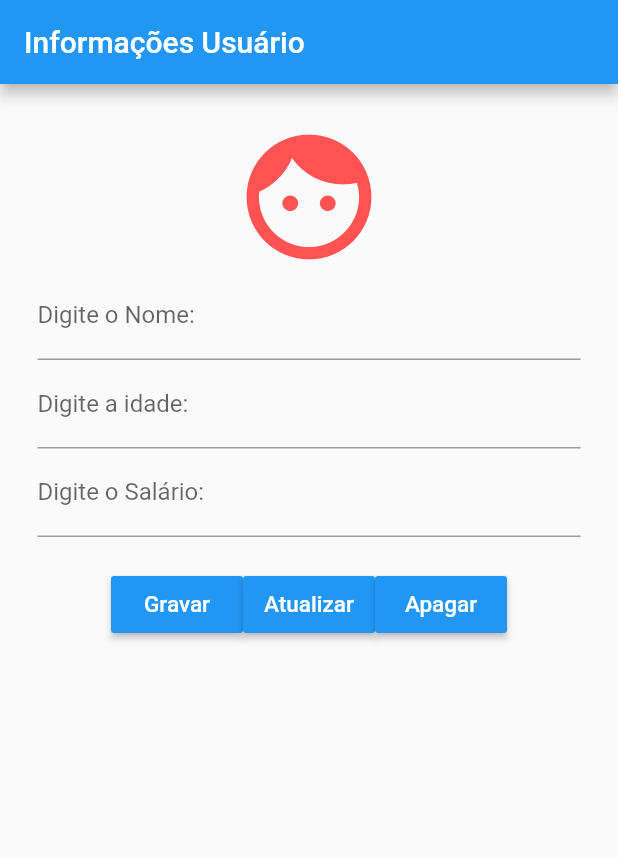
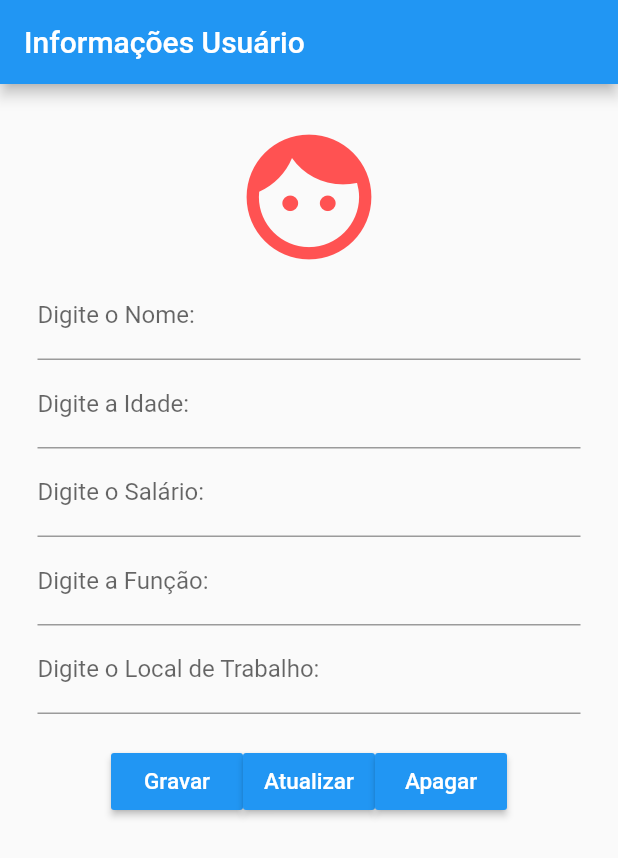
Before and after one commit to SebastiaoRegiSilva/App-Shared, a Flutter app: the screen it shows after launch, after a tap on "Apagar", on a phone screen of 412 x 824 dp. Shown: the top 858 px of the screen. Run offline on Flutter 3.47's test engine with Material 2 defaults, Android fonts, the phone set to English and light mode, and no system bars; our stand-ins replace shared_preferences.

```diff
--- a/lib/main.dart
+++ b/lib/main.dart
@@ -32,34 +32,39 @@ class _HomeState extends State<Home> {
   _atualizar() async {
     var preferencias = await SharedPreferences.getInstance();
     setState(() {
+      // Nome
       if (preferencias.getString("nome") == null) {
         _controlerNome.text = "";
       } else {
         _controlerNome.text = preferencias.getString("nome");
       }
 
+      // Idade.
       if (preferencias.getInt("idade") == null) {
         _controlerIdade.text = "";
       } else {
         _controlerIdade.text = preferencias.getInt("idade").toString();
       }
 
+      // Salário.
       if (preferencias.getDouble("salario") == null) {
         _controlerSalario.text = "";
       } else {
         _controlerSalario.text = preferencias.getDouble("salario").toString();
       }
 
+      // Função.
       if (preferencias.getInt("funcao") == null) {
-        _controlerIdade.text = "";
+        _controlerFuncao.text = "";
       } else {
-        _controlerIdade.text = preferencias.getInt("funcao").toString();
+        _controlerFuncao.text = preferencias.getInt("funcao").toString();
       }
 
+      // Local de trabalho.
       if (preferencias.getDouble("localTrabalho") == null) {
-        _controlerSalario.text = "";
+        _controlerLocalTrabalho.text = "";
       } else {
-        _controlerSalario.text = preferencias.getDouble("localTrabalho").toString();
+        _controlerLocalTrabalho.text = preferencias.getDouble("localTrabalho").toString();
       }
     });
   }
@@ -69,10 +74,14 @@ class _HomeState extends State<Home> {
     preferencias.remove("nome");
     preferencias.remove("idade");
     preferencias.remove("salario");
+    preferencias.remove("funcao");
+    preferencias.remove("localTrabalho");
     setState(() {
       _controlerNome.text = "";
       _controlerIdade.text = "";
       _controlerSalario.text = "";
+      _controlerFuncao.text = "";
+      _controlerLocalTrabalho.text = "";
     });
   }
 
@@ -100,13 +109,23 @@ class _HomeState extends State<Home> {
                 ),
                 TextField(
                   keyboardType: TextInputType.number,
-                  decoration: InputDecoration(labelText: "Digite a idade:"),
+                  decoration: InputDecoration(labelText: "Digite a Idade:"),
                   controller: _controlerIdade,
                 ),
                 TextField(
                   keyboardType: TextInputType.number,
                   decoration: InputDecoration(labelText: "Digite o Salário:"),
                   controller: _controlerSalario,
+                ),
+                TextField(
+                  keyboardType: TextInputType.text,
+                  decoration: InputDecoration(labelText: "Digite a Função:"),
+                  controller: _controlerFuncao,
+                ),
+                TextField(
+                  keyboardType: TextInputType.text,
+                  decoration: InputDecoration(labelText: "Digite o Local de Trabalho:"),
+                  controller: _controlerLocalTrabalho,
                 ),
                 Row(
                   mainAxisAlignment: MainAxisAlignment.center,
```
